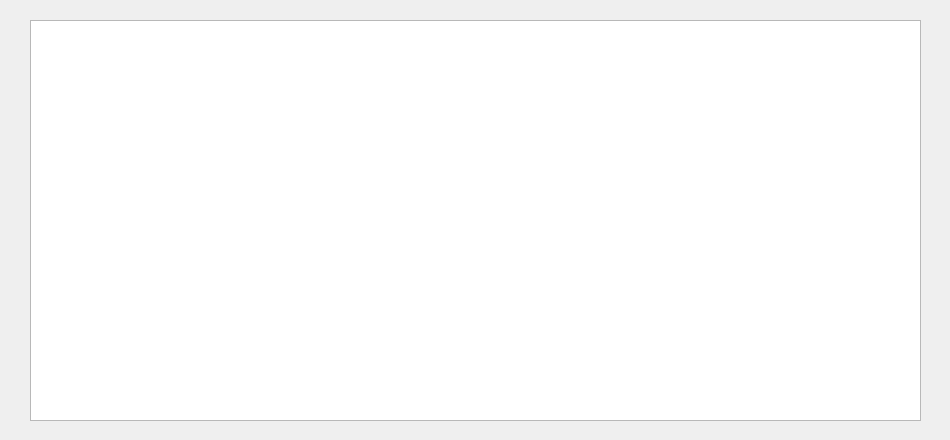
Qt form ctripui/orderui.ui (imagecser/hotelManage) before a commit.
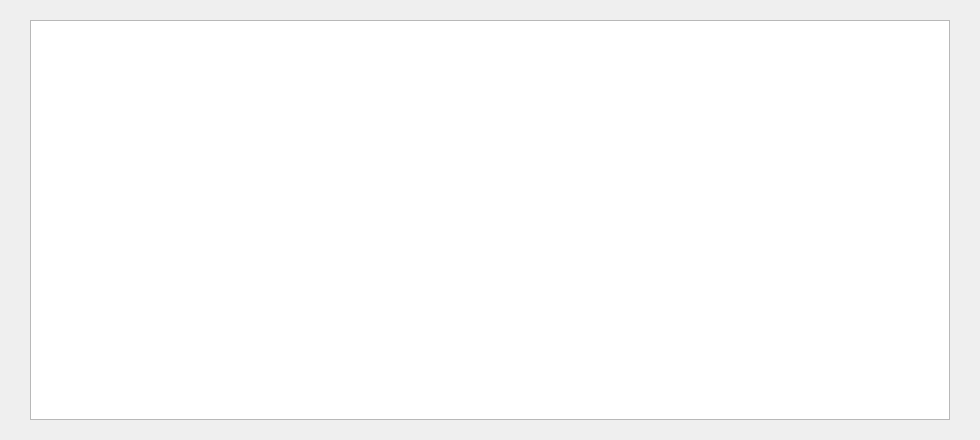
The same form after that commit.

Diff of the .ui file:
```diff
--- a/ctripui/orderui.ui
+++ b/ctripui/orderui.ui
@@ -6,7 +6,7 @@
    <rect>
     <x>0</x>
     <y>0</y>
-    <width>950</width>
+    <width>980</width>
     <height>440</height>
    </rect>
   </property>
@@ -18,8 +18,8 @@
     <rect>
      <x>30</x>
      <y>20</y>
-     <width>891</width>
-     <height>401</height>
+     <width>920</width>
+     <height>400</height>
     </rect>
    </property>
   </widget>
```
Left out of the diff: 2 changed lines with no effect on the pictures.
